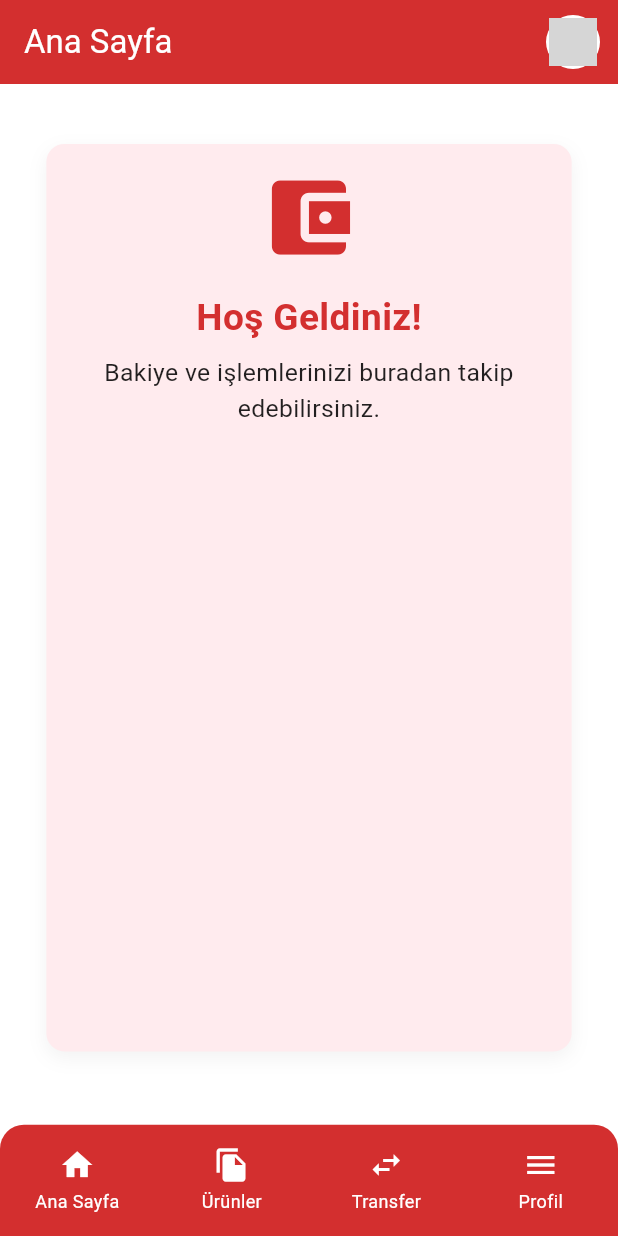
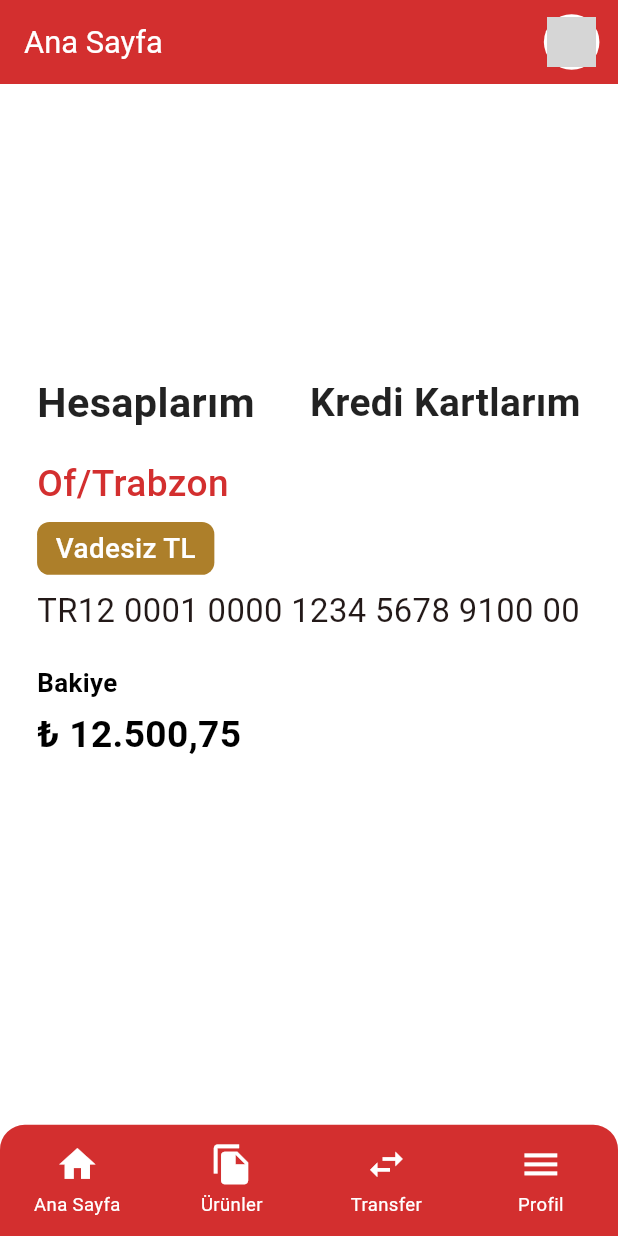
Before and after one commit to btnahmet/bank_app, a Flutter app: the screen it shows after launch, on a phone screen of 412 x 824 dp. Run offline on Flutter 3.47's test engine with Material 3 defaults, Android fonts, the phone set to English and light mode, and no system bars; grey boxes are pictures that could not be loaded.

Commit message:
Ana Sayfa Düzenleme Commit

```diff
--- a/lib/screens/home_screen.dart
+++ b/lib/screens/home_screen.dart
@@ -9,6 +9,7 @@ class HomeScreen extends StatelessWidget {
     final size = MediaQuery.of(context).size;
     final width = size.width;
     final height = size.height;
+    final textScale = MediaQuery.of(context).textScaleFactor;
 
     return SafeArea(
       child: Scaffold(
@@ -16,24 +17,26 @@ class HomeScreen extends StatelessWidget {
         appBar: AppBar(
           backgroundColor: AppColors.primaryRed,
           foregroundColor: Colors.white,
-          title: const Text('Ana Sayfa'),
+          title: Text(
+            'Ana Sayfa',
+            style: TextStyle(fontSize: width * 0.05),
+          ),
           actions: [
             Padding(
-              padding: const EdgeInsets.only(right: 12.0),
+              padding: EdgeInsets.only(right: width * 0.03),
               child: GestureDetector(
                 onTap: () {
-                  // Profil sayfasına git veya alert göster vs.
-                  // Navigator.push(context, MaterialPageRoute(builder: (_) => const ProfileScreen()));
+                  // Profil sayfasına yönlendirme
                 },
                 child: CircleAvatar(
-                  radius: 18,
+                  radius: width * 0.045,
                   backgroundColor: Colors.white,
                   child: ClipOval(
                     child: Image.asset(
-                      'assets/images/profile_icon.png', // kendi resmini buraya koy
+                      'assets/images/profile_icon.png',
                       fit: BoxFit.cover,
-                      width: 32,
-                      height: 32,
+                      width: width * 0.08,
+                      height: width * 0.08,
                     ),
                   ),
                 ),
@@ -43,55 +46,117 @@ class HomeScreen extends StatelessWidget {
         ),
         body: Stack(
           children: [
-            // 👇 Scrollable içerik
-            SingleChildScrollView(
+            Center(
+              child: SingleChildScrollView(
                 padding: EdgeInsets.only(bottom: height * 0.1),
-              child: Center(
-                child: Container(
-                  width: width * 0.85,
-                  margin: const EdgeInsets.only(top: 40),
-                  padding: const EdgeInsets.all(16),
-                  decoration: BoxDecoration(
-                    color: AppColors.lightRed,
-                    borderRadius: BorderRadius.circular(12),
-                    boxShadow: [
-                      BoxShadow(
-                        color: Colors.black.withOpacity(0.05),
-                        blurRadius: 10,
-                        offset: const Offset(0, 4),
+                child: Column(
+                  mainAxisAlignment: MainAxisAlignment.center,
+                  children: [
+                    Container(
+                      width: width,
+                      padding: EdgeInsets.all(width * 0.06),
+                      color: Colors.transparent,
+                      child: Column(
+                        crossAxisAlignment: CrossAxisAlignment.start,
+                        children: [
+                          Row(
+                            children: [
+                              Expanded(
+                                child: Text(
+                                  "Hesaplarım",
+                                  textAlign: TextAlign.left,
+                                  style: TextStyle(
+                                    fontSize: width * 0.067,
+                                    fontWeight: FontWeight.bold,
+                                    color: Colors.black87,
+                                  ),
+                                ),
+                              ),
+                              Expanded(
+                                child: Text(
+                                  "Kredi Kartlarım",
+                                  textAlign: TextAlign.right,
+                                  style: TextStyle(
+                                    fontSize: width * 0.063,
+                                    fontWeight: FontWeight.bold,
+                                    color: Colors.black87,
+                                  ),
+                                ),
                               ),
                             ],
                           ),
-                  child: Column(
-                    children: [
-                      Icon(Icons.account_balance_wallet,
-                          size: height * 0.08, color: AppColors.primaryRed),
-                      const SizedBox(height: 16),
+                          SizedBox(height: height * 0.02),
+
                           Text(
-                        "Hoş Geldiniz!",
+                            "Of/Trabzon",
+                            style: TextStyle(
+                              fontSize: width * 0.06,
+                              fontWeight: FontWeight.w500,
+                              color: AppColors.primaryRed,
+                            ),
+                          ),
+                          SizedBox(height: height * 0.01),
+                          // Text(
+                          //   "Vadesiz TL",
+                          //   style: TextStyle(
+
+                          //     fontSize: width * 0.045,
+                          //     fontWeight: FontWeight.w500,
+                          //   ),
+                          // ),
+                          Container(
+                            padding: EdgeInsets.symmetric(
+                                horizontal: width * 0.03,
+                                vertical: height * 0.005),
+                            decoration: BoxDecoration(
+                              color: Color.fromARGB(
+                                  255, 173, 127, 42), // arka plan rengi
+                              borderRadius: BorderRadius.circular(
+                                  width * 0.02), // köşe yumuşatma
+                            ),
+                            child: Text(
+                              "Vadesiz TL",
+                              style: TextStyle(
+                                fontSize: width * 0.045,
+                                fontWeight: FontWeight.w500,
+                                color: Colors.white,
+                              ),
+                            ),
+                          ),
+
+                          SizedBox(height: height * 0.01),
+                          Text(
+                            "TR12 0001 0000 1234 5678 9100 00",
+                            style: TextStyle(
+                              fontSize: width * 0.0531,
+                            ),
+                          ),
+                          SizedBox(height: height * 0.025),
+                          Text(
+                            "Bakiye",
+                            style: TextStyle(
+                              fontSize: width * 0.042,
+                              fontWeight: FontWeight.bold,
+                              color: Colors.black,
+                            ),
+                          ),
+                          SizedBox(height: height * 0.005),
+                          Text(
+                            "₺ 12.500,75",
                             style: TextStyle(
                               fontSize: width * 0.06,
                               fontWeight: FontWeight.bold,
-                          color: AppColors.primaryRed,
+                              color: Colors.black,
                             ),
                           ),
-                      const SizedBox(height: 8),
-                      Text(
-                        "Bakiye ve işlemlerinizi buradan takip edebilirsiniz.",
-                        textAlign: TextAlign.center,
-                        style: TextStyle(
-                          fontSize: width * 0.04,
-                          color: AppColors.textColor,
+                        ],
                       ),
                     ),
-                      const SizedBox(height: 400), // örnek içerik
+                    SizedBox(height: height * 0.05),
                   ],
                 ),
               ),
             ),
-            ),
-
-            // 👇 Alt sabit bar
             Align(
               alignment: Alignment.bottomCenter,
               child: Container(
@@ -99,7 +164,7 @@ class HomeScreen extends StatelessWidget {
                 decoration: BoxDecoration(
                   color: AppColors.primaryRed,
                   borderRadius:
-                      const BorderRadius.vertical(top: Radius.circular(16)),
+                      BorderRadius.vertical(top: Radius.circular(width * 0.04)),
                 ),
                 child: Row(
                   mainAxisAlignment: MainAxisAlignment.spaceEvenly,
@@ -138,17 +203,18 @@ class _BottomBarItem extends StatelessWidget {
 
   @override
   Widget build(BuildContext context) {
+    final width = MediaQuery.of(context).size.width;
     return Expanded(
       child: InkWell(
         onTap: onTap,
         child: Column(
           mainAxisAlignment: MainAxisAlignment.center,
           children: [
-            Icon(icon, color: Colors.white),
-            const SizedBox(height: 4),
+            Icon(icon, color: Colors.white, size: width * 0.07),
+            SizedBox(height: width * 0.01),
             Text(
               label,
-              style: const TextStyle(color: Colors.white, fontSize: 12),
+              style: TextStyle(color: Colors.white, fontSize: width * 0.03),
             ),
           ],
         ),
```
Lines whose indentation alone changed are shown as unchanged.
